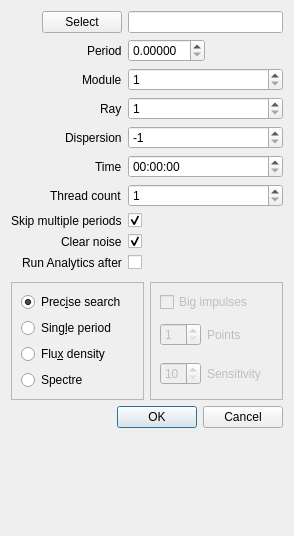
vtyulb/BSA-Analytics, file src/precisesearchgui.ui: the form before one commit.
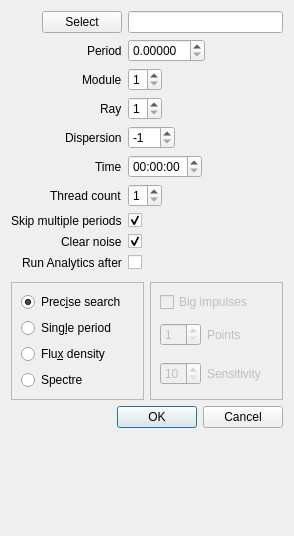
The form after the commit.

Commit message: different default settings in Windows and Linux

Diff of the .ui file:
```diff
--- a/src/precisesearchgui.ui
+++ b/src/precisesearchgui.ui
@@ -14,6 +14,9 @@
    <string>Precise search</string>
   </property>
   <layout class="QFormLayout" name="formLayout">
+   <property name="fieldGrowthPolicy">
+    <enum>QFormLayout::ExpandingFieldsGrow</enum>
+   </property>
    <property name="labelAlignment">
     <set>Qt::AlignRight|Qt::AlignTrailing|Qt::AlignVCenter</set>
    </property>
```
